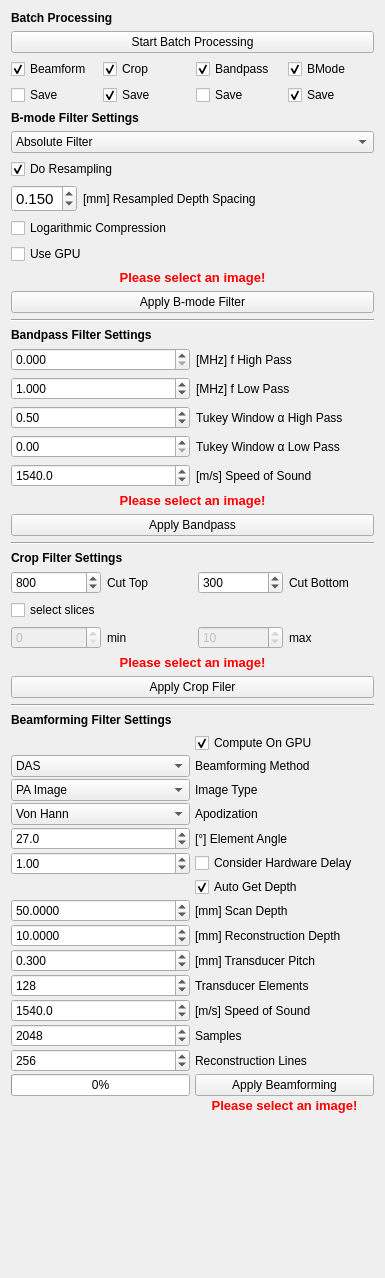
Qt form Plugins/org.mitk.gui.qt.photoacoustics.imageprocessing/src/internal/PAImageProcessingControls.ui (MITK/MITK) before a commit.
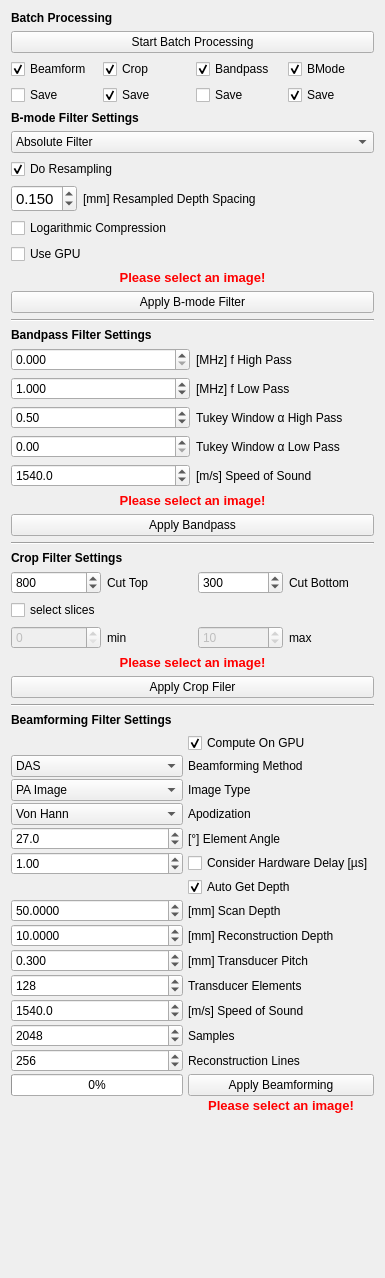
The same form after that commit.

The edit to the form file:
```diff
--- a/Plugins/org.mitk.gui.qt.photoacoustics.imageprocessing/src/internal/PAImageProcessingControls.ui
+++ b/Plugins/org.mitk.gui.qt.photoacoustics.imageprocessing/src/internal/PAImageProcessingControls.ui
@@ -979,7 +979,7 @@
           <string>&lt;html&gt;&lt;head/&gt;&lt;body&gt;&lt;p&gt;Some setups' hardware produces signal delays that need to be cropped out of the image before performing beamforming. To do this, select this box.&lt;/p&gt;&lt;/body&gt;&lt;/html&gt;</string>
          </property>
          <property name="text">
-          <string>Consider Hardware Delay</string>
+          <string>Consider Hardware Delay [µs]</string>
          </property>
          <property name="checked">
           <bool>false</bool>
```
